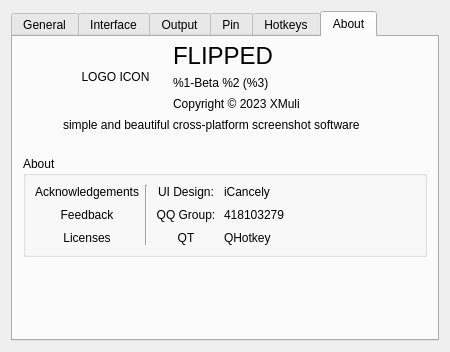
First picture: the form in src/preference/prefmanage.ui, repository SunnyScreenshot/FLIPPED, before the edit.
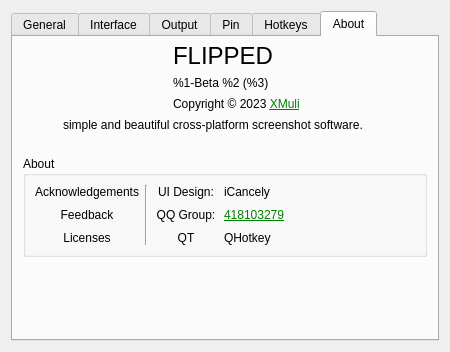
Second picture: the form after the edit. The open tabs and pages were chosen to show the change. Icons and pictures are not drawn.

Commit message: UI: add link about FLIPPED

Diff of the .ui file:
```diff
--- a/src/preference/prefmanage.ui
+++ b/src/preference/prefmanage.ui
@@ -1074,7 +1074,13 @@
            <item row="2" column="1" colspan="2">
             <widget class="QLabel" name="label_30">
              <property name="text">
-              <string>Copyright © 2023 XMuli</string>
+              <string>Copyright © 2023 &lt;a style='color: green;' href=https://github.com/XMuli&gt; XMuli&lt;/a&gt;</string>
+             </property>
+             <property name="openExternalLinks">
+              <bool>true</bool>
+             </property>
+             <property name="textInteractionFlags">
+              <set>Qt::LinksAccessibleByMouse</set>
              </property>
             </widget>
            </item>
@@ -1106,7 +1112,10 @@
            <item row="0" column="0" rowspan="3">
             <widget class="QLabel" name="labLogo">
              <property name="text">
-              <string>LOGO ICON</string>
+              <string/>
+             </property>
+             <property name="pixmap">
+              <pixmap resource="../Resources.qrc">:/resources/Logo.png</pixmap>
              </property>
              <property name="alignment">
               <set>Qt::AlignCenter</set>
@@ -1119,7 +1128,7 @@
            <item row="3" column="0" colspan="3">
             <widget class="QLabel" name="label_29">
              <property name="text">
-              <string>simple and beautiful cross-platform screenshot software</string>
+              <string>simple and beautiful cross-platform screenshot software.</string>
              </property>
             </widget>
            </item>
@@ -1194,7 +1203,10 @@
             <item row="1" column="3">
              <widget class="QLabel" name="label_20">
               <property name="text">
-               <string>418103279</string>
+               <string>&lt;a style=&quot;color: green;&quot; href=&quot;https://qm.qq.com/cgi-bin/qm/qr?k=jsD03QzMohGZm0TqYAFh3BvKOpCGlTcT&amp;jump_from=webapi&amp;authKey=DMUwiCQ6ta95PoH8JmtZ+Jz9y7Ozg3yinEsxmm92rNXZRVeMPD7NRgjU+dmUI8Xu&quot;&gt;418103279</string>
+              </property>
+              <property name="textFormat">
+               <enum>Qt::RichText</enum>
               </property>
               <property name="alignment">
                <set>Qt::AlignLeading|Qt::AlignLeft|Qt::AlignVCenter</set>
```
Left out of the diff: 25 changed lines with no effect on the pictures. The commit also changes 7 other files.
